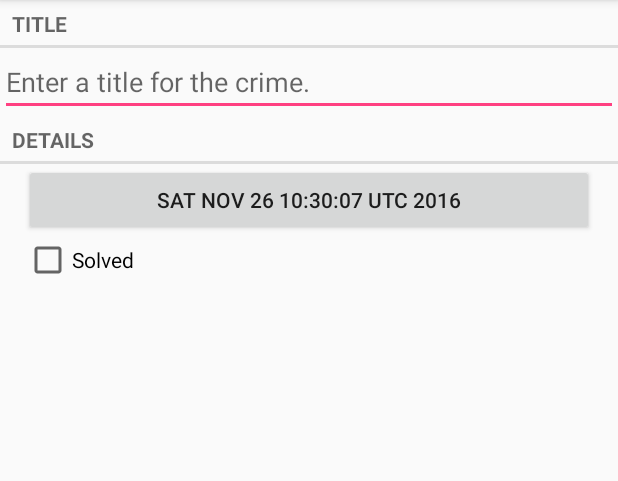
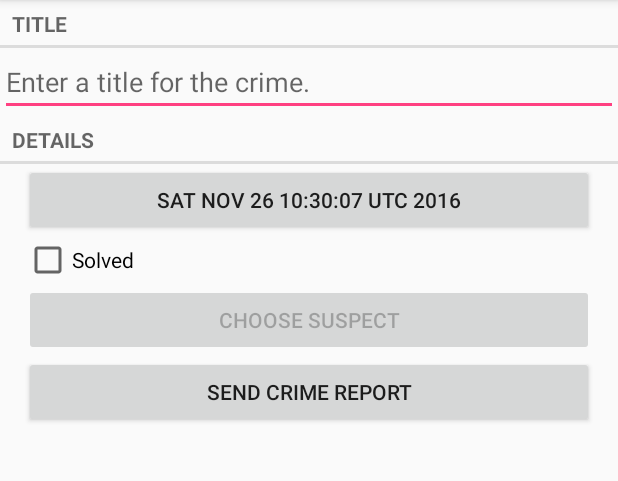
Before and after one commit to smartjinyu/APTBNRG, an Android app: the screen it shows after launch (CrimePagerActivity), after a tap on "New Crime", on a phone screen of 412 x 824 dp, the part 84-565 px from its top. Run offline under Robolectric (Android 15) with nearby library versions, the phone set to English and light mode, and no system bars.

Commit message:
finish Chapter 15

```diff
--- a/CriminalIntent/app/src/main/java/com/smartjinyu/criminalintent/Crime.java
+++ b/CriminalIntent/app/src/main/java/com/smartjinyu/criminalintent/Crime.java
@@ -11,6 +11,16 @@ public class Crime {
     private String mTitle;
     private Date mDate;
     private boolean mSolved;
+
+    public String getSuspect() {
+        return mSuspect;
+    }
+
+    public void setSuspect(String suspect) {
+        mSuspect = suspect;
+    }
+
+    private String mSuspect;
 
     public boolean isSolved() {
         return mSolved;
--- a/CriminalIntent/app/src/main/java/com/smartjinyu/criminalintent/CrimeLab.java
+++ b/CriminalIntent/app/src/main/java/com/smartjinyu/criminalintent/CrimeLab.java
@@ -18,7 +18,7 @@ import java.util.UUID;
  */
 /*
  * A singleton class is a class with a private constructor and a get() method,which returns the instance if it already exists, otherwise it will
- * call the contructor to create it.
+ * call the constructor to create it.
  */
 public class CrimeLab {
     private static CrimeLab sCrimeLab;
@@ -43,6 +43,7 @@ public class CrimeLab {
         values.put(CrimeDbSchema.CrimeTable.Cols.TITLE,crime.getTitle());
         values.put(CrimeDbSchema.CrimeTable.Cols.DATE,crime.getDate().getTime());
         values.put(CrimeDbSchema.CrimeTable.Cols.SOLVED,crime.isSolved()? 1 : 0);
+        values.put(CrimeDbSchema.CrimeTable.Cols.SUSPECT,crime.getSuspect());
         return values;
     }
 
--- a/CriminalIntent/app/src/main/java/com/smartjinyu/criminalintent/database/CrimeBaseHelper.java
+++ b/CriminalIntent/app/src/main/java/com/smartjinyu/criminalintent/database/CrimeBaseHelper.java
@@ -23,7 +23,8 @@ public class CrimeBaseHelper extends SQLiteOpenHelper {
                 CrimeDbSchema.CrimeTable.Cols.UUID + ","+
                 CrimeDbSchema.CrimeTable.Cols.TITLE + ","+
                 CrimeDbSchema.CrimeTable.Cols.DATE + ","+
-                CrimeDbSchema.CrimeTable.Cols.SOLVED + ")"
+                CrimeDbSchema.CrimeTable.Cols.SOLVED  + ","
+                + CrimeDbSchema.CrimeTable.Cols.SUSPECT + ")"
         );
 
     }
--- a/CriminalIntent/app/src/main/java/com/smartjinyu/criminalintent/database/CrimeCursorWrapper.java
+++ b/CriminalIntent/app/src/main/java/com/smartjinyu/criminalintent/database/CrimeCursorWrapper.java
@@ -22,11 +22,13 @@ public class CrimeCursorWrapper extends CursorWrapper {
         String title = getString(getColumnIndex(CrimeDbSchema.CrimeTable.Cols.TITLE));
         long date = getLong(getColumnIndex(CrimeDbSchema.CrimeTable.Cols.DATE));
         int isSolved = getInt(getColumnIndex(CrimeDbSchema.CrimeTable.Cols.SOLVED));
+        String suspect =getString(getColumnIndex(CrimeDbSchema.CrimeTable.Cols.SUSPECT));
 
         Crime crime = new Crime(UUID.fromString(uuidString));
         crime.setTitle(title);
         crime.setDate(new Date(date));
         crime.setSolved(isSolved != 0);
+        crime.setSuspect(suspect);
 
         return crime;
     }
--- a/CriminalIntent/app/src/main/java/com/smartjinyu/criminalintent/database/CrimeDbSchema.java
+++ b/CriminalIntent/app/src/main/java/com/smartjinyu/criminalintent/database/CrimeDbSchema.java
@@ -14,6 +14,7 @@ public class CrimeDbSchema {
             public static final String TITLE ="title";
             public static final String DATE = "date";
             public static final String SOLVED = "solved";
+            public static final String SUSPECT = "suspect";
         }
     }
 }
--- a/CriminalIntent/app/src/main/res/layout-land/fragment_crime.xml
+++ b/CriminalIntent/app/src/main/res/layout-land/fragment_crime.xml
@@ -41,5 +41,28 @@
 
     </LinearLayout>
 
+    <LinearLayout
+        android:orientation="horizontal"
+        android:layout_width="match_parent"
+        android:layout_height="wrap_content"
+        android:layout_marginLeft="16dp"
+        android:layout_marginRight="16dp">
+
+        <Button
+            android:id="@+id/crime_suspect"
+            android:layout_width="wrap_content"
+            android:layout_height="wrap_content"
+            android:layout_weight="1"
+            android:text="@string/crime_suspect_text"/>
+
+        <Button
+            android:id="@+id/crime_report"
+            android:layout_width="wrap_content"
+            android:layout_height="wrap_content"
+            android:layout_weight="1"
+            android:text="@string/crime_report_text"/>
+    </LinearLayout>
+
+
 
 </LinearLayout>
--- a/CriminalIntent/app/src/main/res/layout/fragment_crime.xml
+++ b/CriminalIntent/app/src/main/res/layout/fragment_crime.xml
@@ -31,6 +31,21 @@
         android:layout_marginLeft="16dp"
         android:layout_marginRight="16dp"
         android:text="@string/crime_solved_label"/>
+    <Button
+        android:id="@+id/crime_suspect"
+        android:layout_width="match_parent"
+        android:layout_height="wrap_content"
+        android:layout_marginLeft="16dp"
+        android:layout_marginRight="16dp"
+        android:text="@string/crime_suspect_text"/>
+
+    <Button
+        android:id="@+id/crime_report"
+        android:layout_width="match_parent"
+        android:layout_height="wrap_content"
+        android:layout_marginLeft="16dp"
+        android:layout_marginRight="16dp"
+        android:text="@string/crime_report_text"/>
 
 
 </LinearLayout>
--- a/CriminalIntent/app/src/main/res/values/strings.xml
+++ b/CriminalIntent/app/src/main/res/values/strings.xml
@@ -9,4 +9,13 @@
     <string name="show_subtitle">Show Subtitle</string>
     <string name="hide_subtitle">Hide Subtitle</string>
     <string name="subtitle_format">%1$o crimes</string>
+    <string name="crime_suspect_text">Choose Suspect</string>
+    <string name="crime_report_text">Send Crime Report</string>
+    <string name="crime_report">%1$s! The crime was discovered on %2$s. %3$s, and %4$s</string>
+    <string name="crime_report_solved">The case is solved</string>
+    <string name="crime_report_unsolved">The case is not solved</string>
+    <string name="crime_report_no_suspect">there is no suspect.</string>
+    <string name="crime_report_suspect">eht suspect is %s.</string>
+    <string name="crime_report_subject">CriminalIntent Crime Report</string>
+    <string name="send_report">Send crime report via</string>
 </resources>
```
Also changed, not shown: CriminalIntent/app/src/main/java/com/smartjinyu/criminalintent/CrimeFragment.java (+73 -0 lines).
